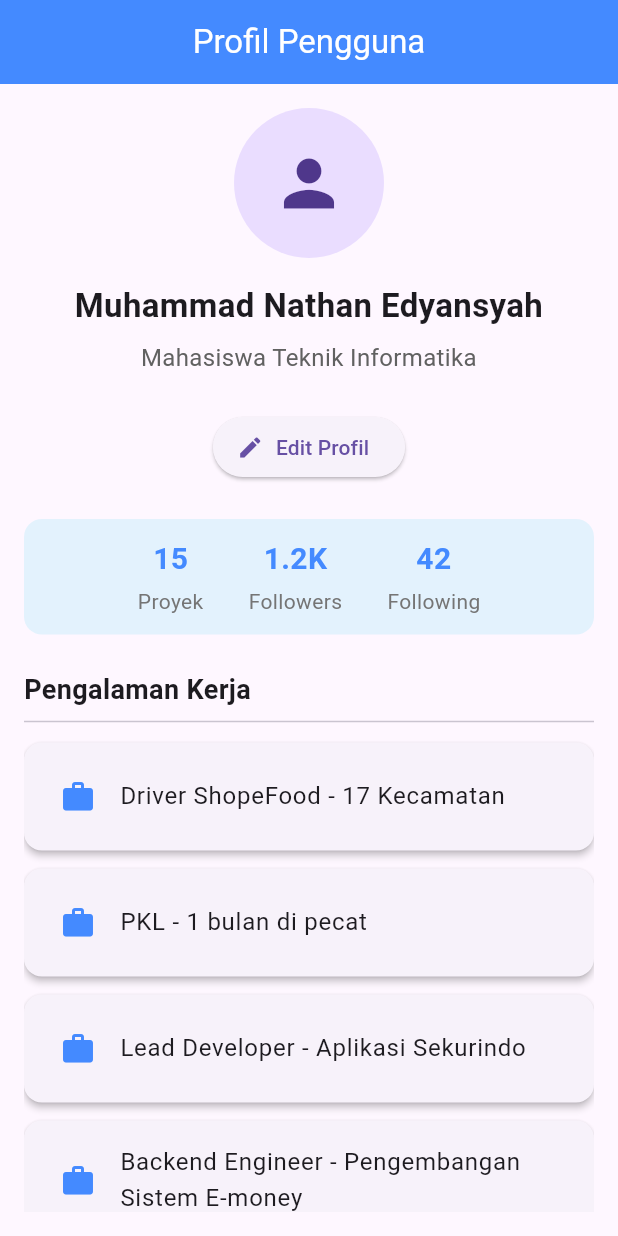
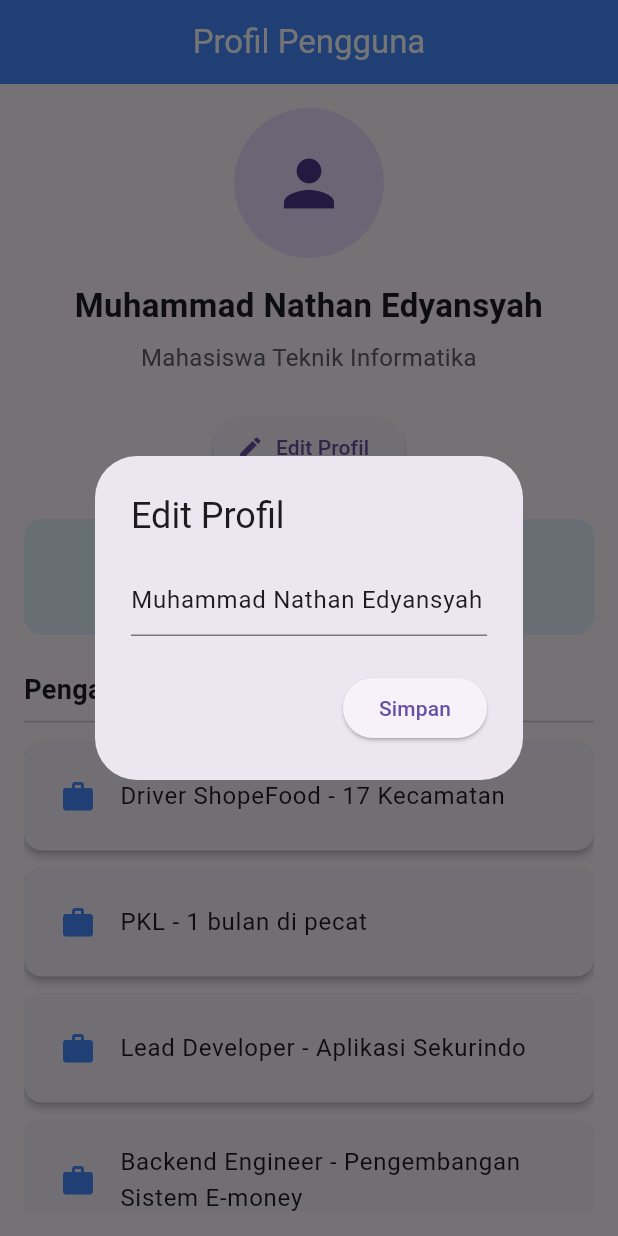
Before and after one commit to nathanedyansyah2-svg/commit_4_day, a Flutter app: the screen it shows after launch, after a tap on "Edit Profil", on a phone screen of 412 x 824 dp. Run offline on Flutter 3.47's test engine with Material 3 defaults, Android fonts, the phone set to English and light mode, and no system bars.

Commit message:
feat: implement edit profile dialog with state update

```diff
--- a/lib/profile_page.dart
+++ b/lib/profile_page.dart
@@ -1,3 +1,4 @@
+
 import 'package:flutter/material.dart';
 import 'package:flutter_pt_6/profile_avatar.dart';
 import 'package:flutter_pt_6/profile_info.dart';
@@ -8,7 +9,7 @@ class ProfilePage extends StatefulWidget {
   const ProfilePage({super.key});
 
   @override
-   State<ProfilePage> createState() => _ProfilePageState();
+  State<ProfilePage> createState() => _ProfilePageState();
 }
 
 class _ProfilePageState extends State<ProfilePage> {
@@ -40,7 +41,35 @@ class _ProfilePageState extends State<ProfilePage> {
             const SizedBox(height: 24),
 
             ElevatedButton.icon(
-              onPressed: () {},
+              onPressed: () {
+                String newName = userName;
+
+                showDialog(
+                  context: context,
+                  builder: (context) {
+                    return AlertDialog(
+                      title: const Text('Edit Profil'),
+                      content: TextFormField(
+                        initialValue: userName,
+                        onChanged: (value) {
+                          newName = value;
+                        },
+                      ),
+                      actions: [
+                        ElevatedButton(
+                          onPressed: () {
+                            setState(() {
+                              userName = newName;
+                            });
+                            Navigator.pop(context);
+                          },
+                          child: const Text('Simpan'),
+                        ),
+                      ],
+                    );
+                  },
+                );
+              },
               icon: const Icon(Icons.edit),
               label: const Text('Edit Profil'),
             ),
```
